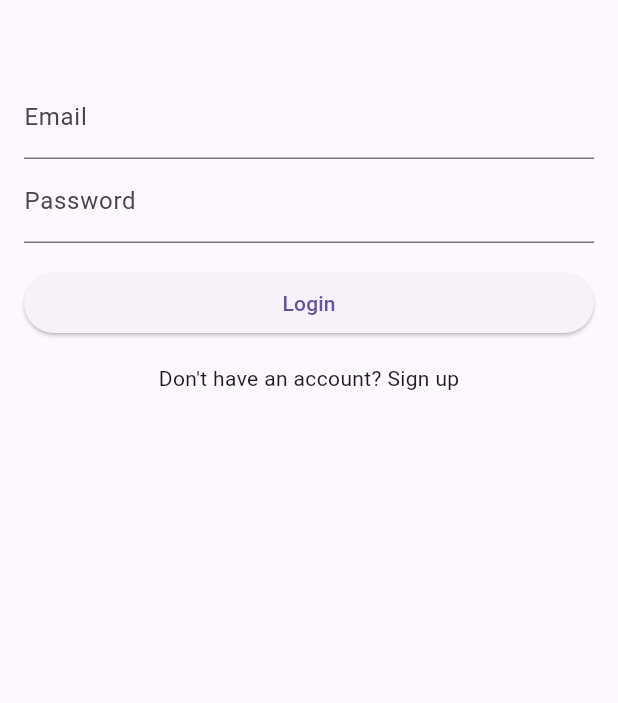
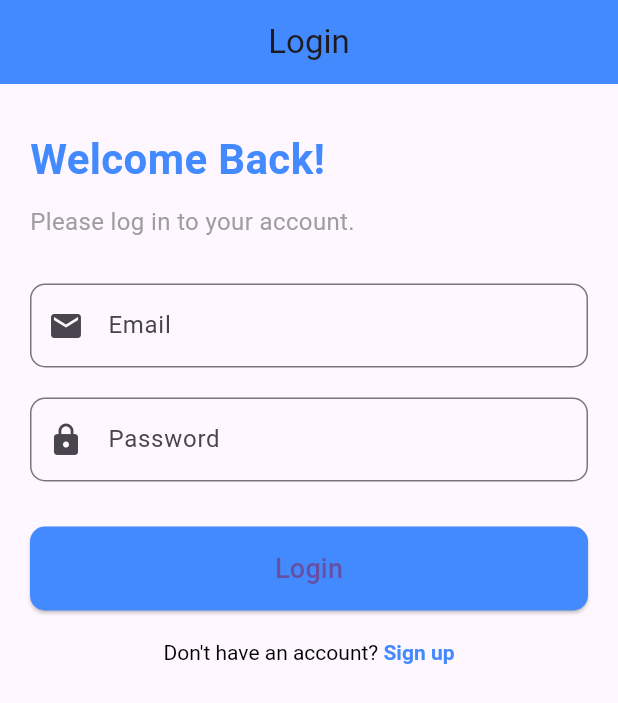
Before and after one commit to SaiKyawZinHtoo/supabase_stylefeed, a Flutter app: the screen it shows after launch, on a phone screen of 412 x 824 dp. Shown: the top 703 px of the screen. Run offline on Flutter 3.47's test engine with Material 3 defaults, Android fonts, the phone set to English and light mode, and no system bars; our stand-ins replace supabase_flutter; accounts and stored records are empty.

Commit message:
Enhance login and profile pages: add form validation, improve UI layout, and display current user email

```diff
--- a/lib/pages/login_page.dart
+++ b/lib/pages/login_page.dart
@@ -10,25 +10,30 @@ class LoginPage extends StatefulWidget {
 }
 
 class _LoginPageState extends State<LoginPage> {
-  //get auth service
   final authService = AuthService();
 
-  //text controllers
   final _emailController = TextEditingController();
   final _passwordController = TextEditingController();
 
-  //login button pressed
+  final _formKey = GlobalKey<FormState>();
+
   void login() async {
+    if (_formKey.currentState!.validate()) {
       final email = _emailController.text.trim();
       final password = _passwordController.text.trim();
 
-    //attempt to login
       try {
         await authService.signInWithEmail(email, password);
+        // Navigate to the next page or home
+        ScaffoldMessenger.of(context).showSnackBar(
+          const SnackBar(content: Text("Login successful!")),
+        );
       } catch (e) {
         if (mounted) {
-        ScaffoldMessenger.of(context)
-            .showSnackBar(SnackBar(content: Text("Error: $e")));
+          ScaffoldMessenger.of(context).showSnackBar(
+            SnackBar(content: Text("Error: $e")),
+          );
+        }
       }
     }
   }
@@ -36,34 +41,130 @@ class _LoginPageState extends State<LoginPage> {
   @override
   Widget build(BuildContext context) {
     return Scaffold(
-      body: ListView(
-        padding: const EdgeInsets.symmetric(horizontal: 16, vertical: 50),
+      appBar: AppBar(
+        title: const Text("Login"),
+        centerTitle: true,
+        elevation: 0,
+        backgroundColor: Colors.blueAccent,
+      ),
+      body: SingleChildScrollView(
+        child: Padding(
+          padding: const EdgeInsets.symmetric(horizontal: 20.0, vertical: 30.0),
+          child: Form(
+            key: _formKey,
+            child: Column(
+              crossAxisAlignment: CrossAxisAlignment.start,
               children: [
-          TextField(
-            controller: _emailController,
-            decoration: const InputDecoration(
-              labelText: "Email",
+                const Text(
+                  "Welcome Back!",
+                  style: TextStyle(
+                    fontSize: 28,
+                    fontWeight: FontWeight.bold,
+                    color: Colors.blueAccent,
                   ),
                 ),
-          TextField(
-            controller: _passwordController,
-            //obscureText: true,
-            decoration: const InputDecoration(
-              labelText: "Password",
+                const SizedBox(height: 10),
+                const Text(
+                  "Please log in to your account.",
+                  style: TextStyle(
+                    fontSize: 16,
+                    color: Colors.grey,
                   ),
                 ),
-          const SizedBox(height: 16),
-          ElevatedButton(
+                const SizedBox(height: 30),
+                TextFormField(
+                  controller: _emailController,
+                  keyboardType: TextInputType.emailAddress,
+                  decoration: InputDecoration(
+                    labelText: "Email",
+                    border: OutlineInputBorder(
+                      borderRadius: BorderRadius.circular(10),
+                    ),
+                    prefixIcon: const Icon(Icons.email),
+                  ),
+                  validator: (value) {
+                    if (value == null || value.isEmpty) {
+                      return "Please enter your email";
+                    }
+                    if (!RegExp(
+                            r"^[a-zA-Z0-9._%-]+@[a-zA-Z0-9.-]+\.[a-zA-Z]{2,4}$")
+                        .hasMatch(value)) {
+                      return "Enter a valid email";
+                    }
+                    return null;
+                  },
+                ),
+                const SizedBox(height: 20),
+                TextFormField(
+                  controller: _passwordController,
+                  obscureText: true,
+                  decoration: InputDecoration(
+                    labelText: "Password",
+                    border: OutlineInputBorder(
+                      borderRadius: BorderRadius.circular(10),
+                    ),
+                    prefixIcon: const Icon(Icons.lock),
+                  ),
+                  validator: (value) {
+                    if (value == null || value.isEmpty) {
+                      return "Please enter your password";
+                    }
+                    if (value.length < 6) {
+                      return "Password must be at least 6 characters";
+                    }
+                    return null;
+                  },
+                ),
+                const SizedBox(height: 30),
+                SizedBox(
+                  width: double.infinity,
+                  child: ElevatedButton(
                     onPressed: login,
-            child: const Text("Login"),
+                    style: ElevatedButton.styleFrom(
+                      backgroundColor: Colors.blueAccent,
+                      padding: const EdgeInsets.symmetric(vertical: 15),
+                      shape: RoundedRectangleBorder(
+                        borderRadius: BorderRadius.circular(10),
                       ),
-          const SizedBox(height: 16),
-          //go to register page to sign up
-          GestureDetector(
-              onTap: () => Navigator.push(context,
-                  MaterialPageRoute(builder: (context) => RegisterPage())),
-              child: Center(child: Text("Don't have an account? Sign up"))),
+                    ),
+                    child: const Text(
+                      "Login",
+                      style: TextStyle(fontSize: 18),
+                    ),
+                  ),
+                ),
+                const SizedBox(height: 20),
+                Center(
+                  child: GestureDetector(
+                    onTap: () {
+                      Navigator.push(
+                        context,
+                        MaterialPageRoute(
+                          builder: (context) => const RegisterPage(),
+                        ),
+                      );
+                    },
+                    child: RichText(
+                      text: const TextSpan(
+                        text: "Don't have an account? ",
+                        style: TextStyle(color: Colors.black),
+                        children: [
+                          TextSpan(
+                            text: "Sign up",
+                            style: TextStyle(
+                              color: Colors.blueAccent,
+                              fontWeight: FontWeight.bold,
+                            ),
+                          ),
                         ],
+                      ),
+                    ),
+                  ),
+                ),
+              ],
+            ),
+          ),
+        ),
       ),
     );
   }
--- a/lib/pages/profile_page.dart
+++ b/lib/pages/profile_page.dart
@@ -19,6 +19,7 @@ class _ProfilePageState extends State<ProfilePage> {
 
   @override
   Widget build(BuildContext context) {
+    final currentUser = authService.getCurrentUserEmail();
     return Scaffold(
       appBar: AppBar(
         title: const Text("Profile"),
@@ -26,6 +27,9 @@ class _ProfilePageState extends State<ProfilePage> {
           IconButton(icon: const Icon(Icons.logout), onPressed: logout),
         ],
       ),
+      body: Center(
+        child: Text(currentUser.toString()),
+      ),
     );
   }
 }
```
Lines whose indentation alone changed are shown as unchanged.
